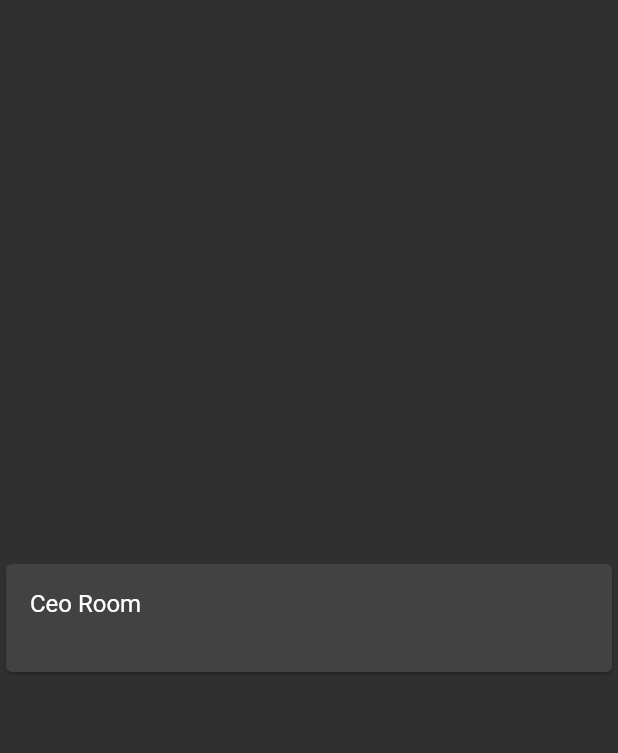
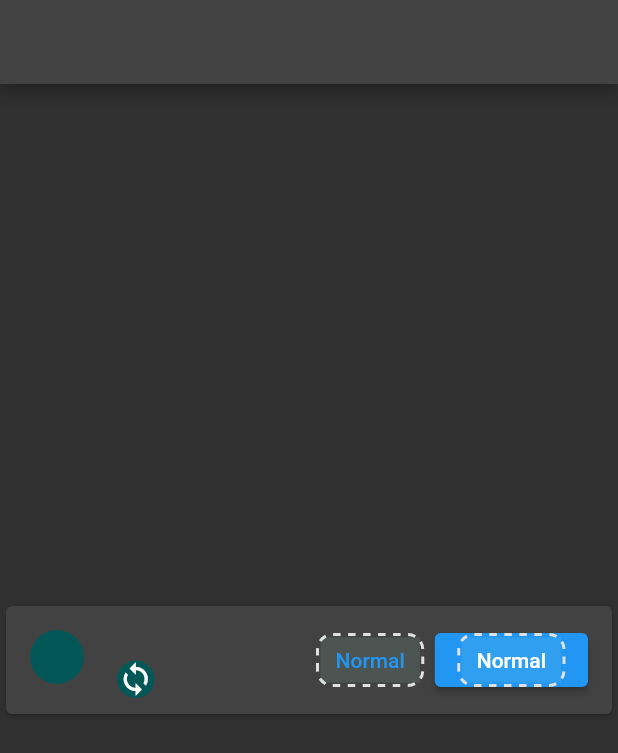
Before and after one commit to F4ruk-seker/esp8266-tracker-mobil, a Flutter app: what espDataCard() shows on an empty page, opened directly, on a phone screen of 412 x 824 dp. Shown: the top 753 px of the screen. Run offline on Flutter 3.47's test engine with Material 2 defaults, Android fonts, the phone set to English and light mode, and no system bars; drawn by our look-alikes of dotted_border; our stand-ins replace cloud_firestore, firebase_auth, firebase_core; accounts and stored records are empty.

Commit message:
Change : esp view

```diff
--- a/lib/pages/data_view_pages/esp8266widget.dart
+++ b/lib/pages/data_view_pages/esp8266widget.dart
@@ -1,28 +1,129 @@
-
 import 'package:flutter/material.dart';
 
 import 'package:cloud_firestore/cloud_firestore.dart';
 
+import 'package:dotted_border/dotted_border.dart';
+
+import 'package:flutter/cupertino.dart';
+
 final FirebaseFirestore _firestore = FirebaseFirestore.instance;
-Widget espDataCard(espID){
-  _firestore.collection('esp').doc(espID).get().toString();
-  print(_firestore.collection('esp').doc(espID).get().toString());
-
-  final Stream<DocumentSnapshot> EspReference = _firestore.collection('esp').doc(espID).snapshots();
+Widget espDataCard(espID) {
+  final Stream<DocumentSnapshot> EspReference =
+      _firestore.collection('esp').doc(espID).snapshots();
   return Scaffold(
-      body: Center(child: StreamBuilder<DocumentSnapshot>(
+    appBar: AppBar(),
+    body: Center(
+      child: StreamBuilder<DocumentSnapshot>(
           stream: EspReference,
-        builder: (BuildContext context,AsyncSnapshot asyncSnapshot){
-          if (asyncSnapshot.hasData){
+          builder: (BuildContext context, AsyncSnapshot asyncSnapshot) {
+            if (asyncSnapshot.hasData) {
               var data = asyncSnapshot.data;
               return Card(
                   child: ListTile(
-                title: Text('Ceo Room'),
-                subtitle: Text(data.get('sensor')),
+                    trailing: testview(),
+                // trailing: status_with_action(),
+                subtitle: Row(
+                    mainAxisSize: MainAxisSize.min,
+                  children: [isSyncView(), Text(data.get('sensor'))],
+                ),
+                onTap: () {
+                  print('tap');
+                },
+                leading: numberInCircle(data.get('sensor')),
+                title: Container(
+                  child: Row(
+                    children: [
+                      Container(
+                        child: Column(
+                          crossAxisAlignment: CrossAxisAlignment.start,
+                          mainAxisSize: MainAxisSize.min,
+                          children: [
+                            Text(data.get('name')),
+                          ],
+                        ),
+                      ),
+                    ],
+                  ),
+                ),
+              ));
+            } else {
+              return Text("dasta");
+            }
+          }),
     ),
   );
 }
-          return Text("data");
-        })),
+
+Widget numberInCircle(num) {
+  return Container(
+    // margin: const EdgeInsets.all(10.0),
+    child: Center(
+      child: Text(num),
+    ),
+    width: 36,
+    height: 36,
+    decoration: BoxDecoration(
+      color: Color.fromRGBO(4, 87, 87, 1),
+      borderRadius: BorderRadius.all(Radius.elliptical(30, 30)),
+    ),
   );
 }
+Widget testview(){
+  return Row(
+    mainAxisSize: MainAxisSize.min,
+    children: [
+      TextButton(onPressed: (){},child: statusView()),
+      ElevatedButton(onPressed: (){}, child: statusView()),
+    ],
+  );
+}
+Widget isSyncView() {
+  return Container(
+    margin: EdgeInsets.all(2.0),
+      child: Center(
+        child: Icon(Icons.sync),
+      ),
+      width: 25,
+      height: 25,
+      decoration: BoxDecoration(
+
+        color: Color.fromRGBO(4, 87, 87, 1),
+        borderRadius: BorderRadius.all(Radius.elliptical(30, 30)),
+      ));
+}
+
+Widget delete_esp_button_view(){
+  return Text("data");
+}
+Widget isNotSyncView() {
+  return Container(
+      margin: EdgeInsets.all(2.0),
+      child: Center(
+        child: Icon(Icons.sync),
+      ),
+      width: 25,
+      height: 25,
+      decoration: BoxDecoration(
+
+        color: Color.fromRGBO(227, 121, 8, 1),
+        borderRadius: BorderRadius.all(Radius.elliptical(30, 30)),
+      ));
+}
+
+// Figma Flutter Generator Ellipse8Widget - ELLIPSE
+Widget statusView() {
+  return DottedBorder(
+    borderType: BorderType.RRect,
+    radius: Radius.circular(10),
+    dashPattern: [5, 5],
+    color: Colors.grey.shade300,
+    strokeWidth: 2,
+      child: Container(
+        height: 30,
+        padding: const EdgeInsets.only(left: 10,right: 10,top: 5,bottom: 5),
+        color: Color.fromRGBO(158, 226, 206, 0.12),
+        child: Center(
+          child: Text('Normal'),
+        ),
+      ));
+}
--- a/pubspec.yaml
+++ b/pubspec.yaml
@@ -33,7 +33,7 @@ dependencies:
   firebase_auth: ^4.1.2
   cloud_firestore: ^4.0.5
 #  firebase_messaging: ^14.1.0
-
+  dotted_border: ^2.0.0+3
   # The following adds the Cupertino Icons font to your application.
   # Use with the CupertinoIcons class for iOS style icons.
   cupertino_icons: ^1.0.2
```
Also changed, not shown: pubspec.lock. Lines whose indentation alone changed are shown as unchanged.
